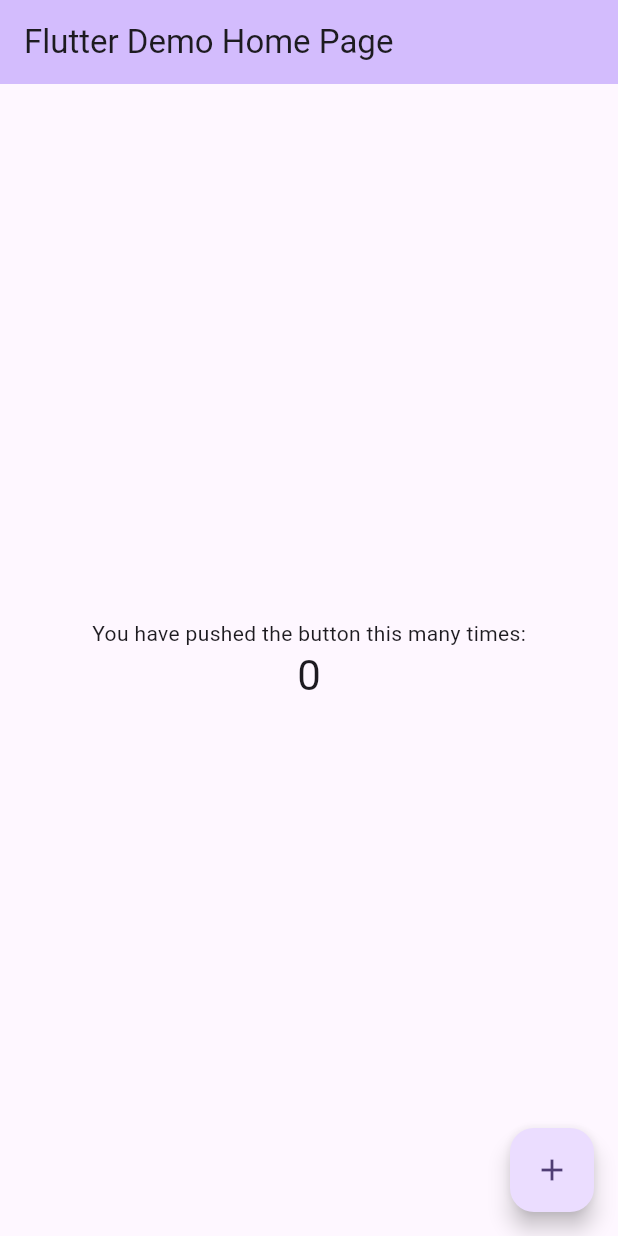
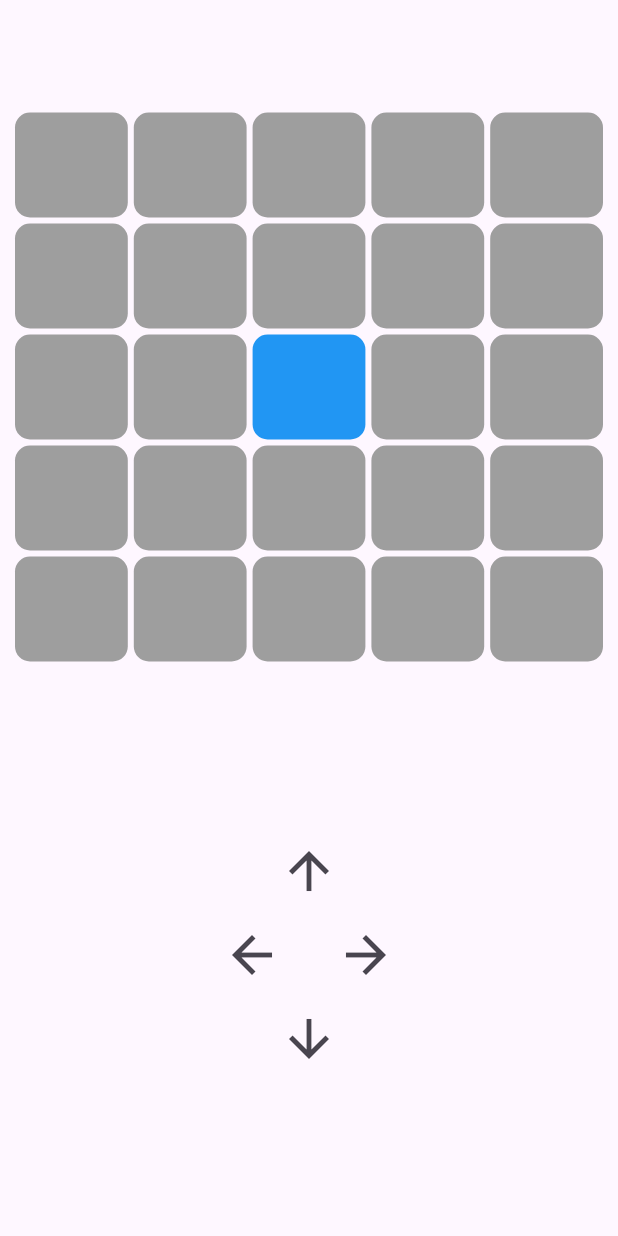
Before and after one commit to 01amine/Escape-Fire-little-game, a Flutter app: the screen it shows after launch, on a phone screen of 412 x 824 dp. Run offline on Flutter 3.47's test engine with Material 3 defaults, Android fonts, the phone set to English and light mode, and no system bars; our stand-ins replace flutter_bloc.

Commit message:
first solution like the challenge

```diff
--- /dev/null
+++ b/lib/cubit/grid_cubit.dart
@@ -0,0 +1,33 @@
+import "package:flutter_bloc/flutter_bloc.dart";
+
+import "grid_state.dart";
+
+class GridCubit extends Cubit<GridState> {
+  static const int gridSize = 5;
+
+  GridCubit() : super(GridState(x: 2, y: 2));
+
+  void moveUp() {
+    int newY = state.y - 1;
+    if (newY < 0) newY = gridSize - 1;
+    emit(GridState(x: state.x, y: newY));
+  }
+
+  void moveDown() {
+    int newY = state.y + 1;
+    if (newY >= gridSize) newY = 0;
+    emit(GridState(x: state.x, y: newY));
+  }
+
+  void moveLeft() {
+    int newX = state.x - 1;
+    if (newX < 0) newX = gridSize - 1;
+    emit(GridState(x: newX, y: state.y));
+  }
+
+  void moveRight() {
+    int newX = state.x + 1;
+    if (newX >= gridSize) newX = 0;
+    emit(GridState(x: newX, y: state.y));
+  }
+}
--- /dev/null
+++ b/lib/cubit/grid_state.dart
@@ -0,0 +1,5 @@
+class GridState {
+  final int x;
+  final int y;
+  const GridState({required this.x, required this.y});
+}
--- a/lib/main.dart
+++ b/lib/main.dart
@@ -1,4 +1,7 @@
 import 'package:flutter/material.dart';
+import 'package:flutter_bloc/flutter_bloc.dart';
+import 'package:grid_controller/cubit/grid_cubit.dart';
+import 'package:grid_controller/screen/grid_screen.dart';
 
 void main() {
   runApp(const MyApp());
@@ -7,116 +10,11 @@ void main() {
 class MyApp extends StatelessWidget {
   const MyApp({super.key});
 
-  // This widget is the root of your application.
   @override
   Widget build(BuildContext context) {
     return MaterialApp(
-      title: 'Flutter Demo',
-      theme: ThemeData(
-        // This is the theme of your application.
-        //
-        // TRY THIS: Try running your application with "flutter run". You'll see
-        // the application has a purple toolbar. Then, without quitting the app,
-        // try changing the seedColor in the colorScheme below to Colors.green
-        // and then invoke "hot reload" (save your changes or press the "hot
-        // reload" button in a Flutter-supported IDE, or press "r" if you used
-        // the command line to start the app).
-        //
-        // Notice that the counter didn't reset back to zero; the application
-        // state is not lost during the reload. To reset the state, use hot
-        // restart instead.
-        //
-        // This works for code too, not just values: Most code changes can be
-        // tested with just a hot reload.
-        colorScheme: ColorScheme.fromSeed(seedColor: Colors.deepPurple),
-      ),
-      home: const MyHomePage(title: 'Flutter Demo Home Page'),
+      debugShowCheckedModeBanner: false,
+      home: BlocProvider(create: (context) => GridCubit(), child: GridScreen()),
     );
   }
 }
-
-class MyHomePage extends StatefulWidget {
-  const MyHomePage({super.key, required this.title});
-
-  // This widget is the home page of your application. It is stateful, meaning
-  // that it has a State object (defined below) that contains fields that affect
-  // how it looks.
-
-  // This class is the configuration for the state. It holds the values (in this
-  // case the title) provided by the parent (in this case the App widget) and
-  // used by the build method of the State. Fields in a Widget subclass are
-  // always marked "final".
-
-  final String title;
-
-  @override
-  State<MyHomePage> createState() => _MyHomePageState();
-}
-
-class _MyHomePageState extends State<MyHomePage> {
-  int _counter = 0;
-
-  void _incrementCounter() {
-    setState(() {
-      // This call to setState tells the Flutter framework that something has
-      // changed in this State, which causes it to rerun the build method below
-      // so that the display can reflect the updated values. If we changed
-      // _counter without calling setState(), then the build method would not be
-      // called again, and so nothing would appear to happen.
-      _counter++;
-    });
-  }
-
-  @override
-  Widget build(BuildContext context) {
-    // This method is rerun every time setState is called, for instance as done
-    // by the _incrementCounter method above.
-    //
-    // The Flutter framework has been optimized to make rerunning build methods
-    // fast, so that you can just rebuild anything that needs updating rather
-    // than having to individually change instances of widgets.
-    return Scaffold(
-      appBar: AppBar(
-        // TRY THIS: Try changing the color here to a specific color (to
-        // Colors.amber, perhaps?) and trigger a hot reload to see the AppBar
-        // change color while the other colors stay the same.
-        backgroundColor: Theme.of(context).colorScheme.inversePrimary,
-        // Here we take the value from the MyHomePage object that was created by
-        // the App.build method, and use it to set our appbar title.
-        title: Text(widget.title),
-      ),
-      body: Center(
-        // Center is a layout widget. It takes a single child and positions it
-        // in the middle of the parent.
-        child: Column(
-          // Column is also a layout widget. It takes a list of children and
-          // arranges them vertically. By default, it sizes itself to fit its
-          // children horizontally, and tries to be as tall as its parent.
-          //
-          // Column has various properties to control how it sizes itself and
-          // how it positions its children. Here we use mainAxisAlignment to
-          // center the children vertically; the main axis here is the vertical
-          // axis because Columns are vertical (the cross axis would be
-          // horizontal).
-          //
-          // TRY THIS: Invoke "debug painting" (choose the "Toggle Debug Paint"
-          // action in the IDE, or press "p" in the console), to see the
-          // wireframe for each widget.
-          mainAxisAlignment: MainAxisAlignment.center,
-          children: <Widget>[
-            const Text('You have pushed the button this many times:'),
-            Text(
-              '$_counter',
-              style: Theme.of(context).textTheme.headlineMedium,
-            ),
-          ],
-        ),
-      ),
-      floatingActionButton: FloatingActionButton(
-        onPressed: _incrementCounter,
-        tooltip: 'Increment',
-        child: const Icon(Icons.add),
-      ), // This trailing comma makes auto-formatting nicer for build methods.
-    );
-  }
-}
--- /dev/null
+++ b/lib/screen/grid_screen.dart
@@ -0,0 +1,94 @@
+import "package:flutter/material.dart";
+import "package:flutter_bloc/flutter_bloc.dart";
+import "package:grid_controller/cubit/grid_cubit.dart";
+
+import "../cubit/grid_state.dart";
+
+class GridScreen extends StatelessWidget {
+  const GridScreen({super.key});
+
+  @override
+  Widget build(BuildContext context) {
+    return Scaffold(
+      body: Padding(
+        padding: EdgeInsets.symmetric(vertical: 75, horizontal: 10),
+        child: Column(
+          children: [
+            Expanded(
+              flex: 2,
+              child: BlocBuilder<GridCubit, GridState>(
+                builder: (context, state) {
+                  return GridView.builder(
+                    itemCount: 25,
+                    shrinkWrap: true,
+                    gridDelegate: SliverGridDelegateWithFixedCrossAxisCount(
+                      crossAxisCount: 5,
+                      mainAxisExtent: 70.0,
+                      crossAxisSpacing: 4.0,
+                      mainAxisSpacing: 4.0,
+                    ),
+                    itemBuilder: (context, index) {
+                      // Calculate row and column from index
+                      int row = index ~/ 5;
+                      int col = index % 5;
+
+                      // Check if this is the selected square
+                      bool isSelected = (col == state.x && row == state.y);
+
+                      return Container(
+                        height: 50,
+                        width: 50,
+                        decoration: BoxDecoration(
+                          color: isSelected ? Colors.blue : Colors.grey,
+                          borderRadius: BorderRadius.circular(10),
+                        ),
+                      );
+                    },
+                  );
+                },
+              ),
+            ),
+            Expanded(
+              flex: 1,
+              child: Column(
+                mainAxisAlignment: MainAxisAlignment.center,
+                children: [
+                  IconButton(
+                    onPressed: () {
+                      context.read<GridCubit>().moveUp();
+                    },
+                    icon: Icon(Icons.arrow_upward_outlined, size: 40),
+                  ),
+                  Row(
+                    mainAxisAlignment: MainAxisAlignment.center,
+                    children: [
+                      IconButton(
+                        onPressed: () {
+                          context.read<GridCubit>().moveLeft();
+                        },
+                        icon: Icon(Icons.arrow_back_outlined, size: 40),
+                      ),
+                      SizedBox(width: 20),
+                      IconButton(
+                        onPressed: () {
+                          context.read<GridCubit>().moveRight();
+                        },
+                        icon: Icon(Icons.arrow_forward_outlined, size: 40),
+                      ),
+                    ],
+                  ),
+                  IconButton(
+                    onPressed: () {
+                      context.read<GridCubit>().moveDown();
+                    },
+                    icon: Icon(Icons.arrow_downward_outlined, size: 40),
+                  ),
+                ],
+              ),
+            ),
+          ],
+        ),
+      ),
+    );
+  }
+}
--- a/pubspec.yaml
+++ b/pubspec.yaml
@@ -34,6 +34,7 @@ dependencies:
   # The following adds the Cupertino Icons font to your application.
   # Use with the CupertinoIcons class for iOS style icons.
   cupertino_icons: ^1.0.8
+  flutter_bloc: ^9.1.1
 
 dev_dependencies:
   flutter_test:
```
Also changed, not shown: pubspec.lock.
